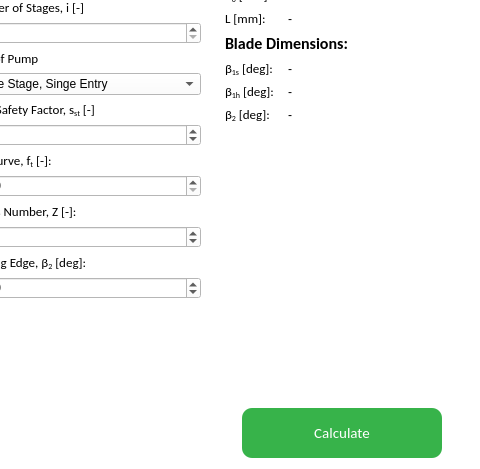
First picture: the form in src/ui/components/partswidgets/impellerwidget/impellerwidget.ui, repository 20jeka08/centrifugal-pump-calc, before the edit; both pictures show x 566 to 1046 and y 201 to 670 of the 1046 by 670 pixel window.
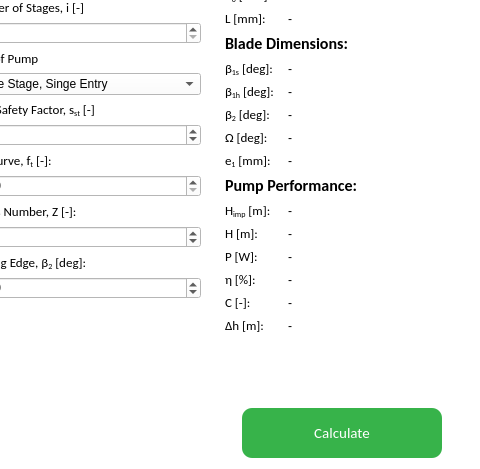
Second picture: the form after the edit. Icons and pictures are not drawn.

Commit message: created some Output parameters in UI of impeller widget

```diff
--- a/src/ui/components/partswidgets/impellerwidget/impellerwidget.ui
+++ b/src/ui/components/partswidgets/impellerwidget/impellerwidget.ui
@@ -428,7 +428,7 @@
         </layout>
        </item>
        <item>
-        <widget class="QDoubleSpinBox" name="doubleSpinBox">
+        <widget class="QDoubleSpinBox" name="beta2DoubleSpinBox">
          <property name="minimum">
           <double>10.000000000000000</double>
          </property>
@@ -474,9 +474,9 @@
         <property name="geometry">
          <rect>
           <x>0</x>
-          <y>0</y>
-          <width>250</width>
-          <height>588</height>
+          <y>-67</y>
+          <width>229</width>
+          <height>655</height>
          </rect>
         </property>
         <layout class="QVBoxLayout" name="verticalLayout_5">
@@ -674,7 +674,7 @@
           </widget>
          </item>
          <item>
-          <layout class="QGridLayout" name="gridLayout_3" columnstretch="25,75" columnminimumwidth="0,0">
+          <layout class="QGridLayout" name="gridLayout_3" columnstretch="25,75">
            <item row="1" column="0">
             <widget class="QLabel" name="label_23">
              <property name="font">
@@ -688,17 +688,16 @@
              </property>
             </widget>
            </item>
-           <item row="0" column="1">
-            <widget class="QLabel" name="Beta1sLabel">
-             <property name="text">
-              <string>-</string>
+           <item row="3" column="0">
+            <widget class="QLabel" name="label_24">
+             <property name="font">
+              <font>
+               <family>Calibri</family>
+               <pointsize>10</pointsize>
+              </font>
              </property>
-            </widget>
-           </item>
-           <item row="1" column="1">
-            <widget class="QLabel" name="Beta1hLabel">
              <property name="text">
-              <string>-</string>
+              <string>Ω [deg]:</string>
              </property>
             </widget>
            </item>
@@ -715,6 +714,27 @@
              </property>
             </widget>
            </item>
+           <item row="3" column="1">
+            <widget class="QLabel" name="omegaBladeLabel">
+             <property name="text">
+              <string>-</string>
+             </property>
+            </widget>
+           </item>
+           <item row="1" column="1">
+            <widget class="QLabel" name="Beta1hLabel">
+             <property name="text">
+              <string>-</string>
+             </property>
+            </widget>
+           </item>
+           <item row="2" column="1">
+            <widget class="QLabel" name="Beta2Label">
+             <property name="text">
+              <string>-</string>
+             </property>
+            </widget>
+           </item>
            <item row="2" column="0">
             <widget class="QLabel" name="label_25">
              <property name="font">
@@ -728,8 +748,167 @@
              </property>
             </widget>
            </item>
+           <item row="0" column="1">
+            <widget class="QLabel" name="Beta1sLabel">
+             <property name="text">
+              <string>-</string>
+             </property>
+            </widget>
+           </item>
+           <item row="4" column="0">
+            <widget class="QLabel" name="label_26">
+             <property name="font">
+              <font>
+               <family>Calibri</family>
+               <pointsize>10</pointsize>
+              </font>
+             </property>
+             <property name="text">
+              <string>&lt;html&gt;&lt;head/&gt;&lt;body&gt;&lt;p&gt;e&lt;span style=&quot; vertical-align:sub;&quot;&gt;1&lt;/span&gt; [mm]:&lt;/p&gt;&lt;/body&gt;&lt;/html&gt;</string>
+             </property>
+            </widget>
+           </item>
+           <item row="4" column="1">
+            <widget class="QLabel" name="thiknessLabel">
+             <property name="text">
+              <string>-</string>
+             </property>
+            </widget>
+           </item>
+          </layout>
+         </item>
+         <item>
+          <widget class="QLabel" name="label_27">
+           <property name="font">
+            <font>
+             <family>Calibri</family>
+             <pointsize>12</pointsize>
+             <weight>75</weight>
+             <bold>true</bold>
+            </font>
+           </property>
+           <property name="text">
+            <string>Pump Performance:</string>
+           </property>
+          </widget>
+         </item>
+         <item>
+          <layout class="QGridLayout" name="gridLayout_4" columnstretch="25,75">
+           <item row="3" column="0">
+            <widget class="QLabel" name="label_34">
+             <property name="font">
+              <font>
+               <family>Calibri</family>
+               <pointsize>10</pointsize>
+              </font>
+             </property>
+             <property name="text">
+              <string>&lt;html&gt;&lt;head/&gt;&lt;body&gt;&lt;p&gt;η [%]:&lt;/p&gt;&lt;/body&gt;&lt;/html&gt;</string>
+             </property>
+            </widget>
+           </item>
+           <item row="3" column="1">
+            <widget class="QLabel" name="label_35">
+             <property name="text">
+              <string>-</string>
+             </property>
+            </widget>
+           </item>
+           <item row="1" column="1">
+            <widget class="QLabel" name="label_31">
+             <property name="text">
+              <string>-</string>
+             </property>
+            </widget>
+           </item>
            <item row="2" column="1">
-            <widget class="QLabel" name="Beta2Label">
+            <widget class="QLabel" name="label_33">
+             <property name="text">
+              <string>-</string>
+             </property>
+            </widget>
+           </item>
+           <item row="0" column="1">
+            <widget class="QLabel" name="label_29">
+             <property name="text">
+              <string>-</string>
+             </property>
+            </widget>
+           </item>
+           <item row="2" column="0">
+            <widget class="QLabel" name="label_32">
+             <property name="font">
+              <font>
+               <family>Calibri</family>
+               <pointsize>10</pointsize>
+              </font>
+             </property>
+             <property name="text">
+              <string>P [W]:</string>
+             </property>
+            </widget>
+           </item>
+           <item row="4" column="0">
+            <widget class="QLabel" name="label_36">
+             <property name="font">
+              <font>
+               <family>Calibri</family>
+               <pointsize>10</pointsize>
+              </font>
+             </property>
+             <property name="text">
+              <string>&lt;html&gt;&lt;head/&gt;&lt;body&gt;&lt;p&gt;C [-]:&lt;/p&gt;&lt;/body&gt;&lt;/html&gt;</string>
+             </property>
+            </widget>
+           </item>
+           <item row="4" column="1">
+            <widget class="QLabel" name="label_37">
+             <property name="text">
+              <string>-</string>
+             </property>
+            </widget>
+           </item>
+           <item row="0" column="0">
+            <widget class="QLabel" name="label_28">
+             <property name="font">
+              <font>
+               <family>Calibri</family>
+               <pointsize>10</pointsize>
+              </font>
+             </property>
+             <property name="text">
+              <string>&lt;html&gt;&lt;head/&gt;&lt;body&gt;&lt;p&gt;H&lt;span style=&quot; vertical-align:sub;&quot;&gt;imp&lt;/span&gt; [m]:&lt;/p&gt;&lt;/body&gt;&lt;/html&gt;</string>
+             </property>
+            </widget>
+           </item>
+           <item row="1" column="0">
+            <widget class="QLabel" name="label_30">
+             <property name="font">
+              <font>
+               <family>Calibri</family>
+               <pointsize>10</pointsize>
+              </font>
+             </property>
+             <property name="text">
+              <string>&lt;html&gt;&lt;head/&gt;&lt;body&gt;&lt;p&gt;H [m]:&lt;/p&gt;&lt;/body&gt;&lt;/html&gt;</string>
+             </property>
+            </widget>
+           </item>
+           <item row="5" column="0">
+            <widget class="QLabel" name="label_38">
+             <property name="font">
+              <font>
+               <family>Calibri</family>
+               <pointsize>10</pointsize>
+              </font>
+             </property>
+             <property name="text">
+              <string>&lt;html&gt;&lt;head/&gt;&lt;body&gt;&lt;p&gt;Δh [m]:&lt;/p&gt;&lt;/body&gt;&lt;/html&gt;</string>
+             </property>
+            </widget>
+           </item>
+           <item row="5" column="1">
+            <widget class="QLabel" name="label_39">
              <property name="text">
               <string>-</string>
              </property>
```
The commit also changes 3 other files.
